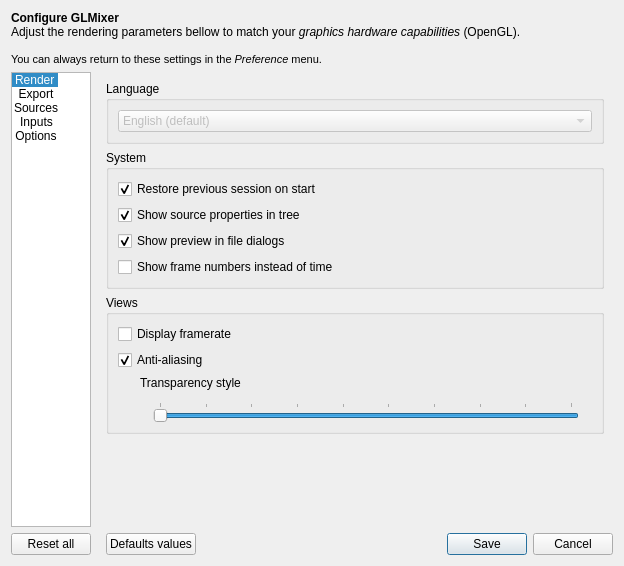
First picture: the form in src/UserPreferencesDialog.ui, repository markus-wa/glmixer-mirror, before the edit.
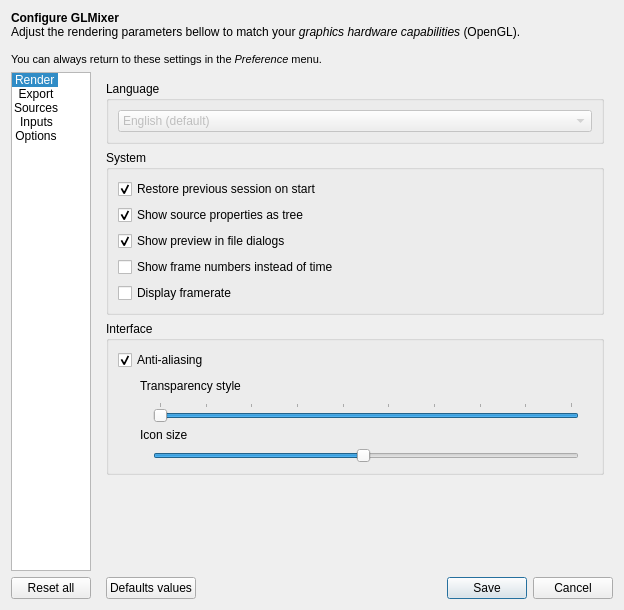
Second picture: the form after the edit. The open tabs and pages were chosen to show the change. Icons and pictures are not drawn. Custom widgets are drawn as their Qt base class.

Commit message: Implementation of scaling and rotation of sources in Mixing view ready for release. Added parameter for size of icons in mixing view and improved icons for tools.

What changed in the file:
```diff
--- a/src/UserPreferencesDialog.ui
+++ b/src/UserPreferencesDialog.ui
@@ -7,7 +7,7 @@
     <x>0</x>
     <y>0</y>
     <width>624</width>
-    <height>566</height>
+    <height>610</height>
    </rect>
   </property>
   <property name="windowTitle">
@@ -1701,7 +1701,7 @@
                  <string>Display tree of properties of the current source (side panel)</string>
                 </property>
                 <property name="text">
-                 <string>Show source properties in tree</string>
+                 <string>Show source properties as tree</string>
                 </property>
                 <property name="checked">
                  <bool>true</bool>
@@ -1734,15 +1734,6 @@
                 </property>
                </widget>
               </item>
-             </layout>
-            </widget>
-           </item>
-           <item>
-            <widget class="QGroupBox" name="VisualsGroupBox">
-             <property name="title">
-              <string>Views</string>
-             </property>
-             <layout class="QVBoxLayout" name="verticalLayout_3">
               <item>
                <widget class="QCheckBox" name="displayFramerate">
                 <property name="toolTip">
@@ -1753,6 +1744,15 @@
                 </property>
                </widget>
               </item>
+             </layout>
+            </widget>
+           </item>
+           <item>
+            <widget class="QGroupBox" name="VisualsGroupBox">
+             <property name="title">
+              <string>Interface</string>
+             </property>
+             <layout class="QVBoxLayout" name="verticalLayout_3">
               <item>
                <widget class="QCheckBox" name="antiAliasing">
                 <property name="toolTip">
@@ -1771,7 +1771,7 @@
               </item>
               <item>
                <layout class="QGridLayout" name="gridLayout_4">
-                <item row="0" column="0" rowspan="2">
+                <item row="0" column="0">
                  <spacer name="horizontalSpacer_2">
                   <property name="orientation">
                    <enum>Qt::Horizontal</enum>
@@ -1794,7 +1794,7 @@
                   </property>
                  </widget>
                 </item>
-                <item row="1" column="1" rowspan="2">
+                <item row="1" column="1">
                  <widget class="QLabel" name="label_14">
                   <property name="text">
                    <string/>
@@ -1804,20 +1804,7 @@
                   </property>
                  </widget>
                 </item>
-                <item row="1" column="3" rowspan="2">
-                 <widget class="QLabel" name="label_15">
-                  <property name="text">
-                   <string/>
-                  </property>
-                  <property name="pixmap">
-                   <pixmap resource="../images.qrc">:/glmixer/images/stippling_2.png</pixmap>
-                  </property>
-                  <property name="scaledContents">
-                   <bool>false</bool>
-                  </property>
-                 </widget>
-                </item>
-                <item row="2" column="2">
+                <item row="1" column="2">
                  <widget class="QSlider" name="stipplingSlider">
                   <property name="minimum">
                    <number>1</number>
@@ -1854,6 +1841,65 @@
                   </property>
                  </widget>
                 </item>
+                <item row="1" column="3">
+                 <widget class="QLabel" name="label_15">
+                  <property name="text">
+                   <string/>
+                  </property>
+                  <property name="pixmap">
+                   <pixmap resource="../images.qrc">:/glmixer/images/stippling_2.png</pixmap>
+                  </property>
+                  <property name="scaledContents">
+                   <bool>false</bool>
+                  </property>
+                 </widget>
+                </item>
+                <item row="2" column="1" colspan="2">
+                 <widget class="QLabel" name="label_23">
+                  <property name="text">
+                   <string>Icon size</string>
+                  </property>
+                 </widget>
+                </item>
+                <item row="3" column="1">
+                 <widget class="QLabel" name="label_21">
+                  <property name="text">
+                   <string/>
+                  </property>
+                  <property name="pixmap">
+                   <pixmap resource="../images.qrc">:/glmixer/images/iconsmall.png</pixmap>
+                  </property>
+                 </widget>
+                </item>
+                <item row="3" column="2">
+                 <widget class="QSlider" name="iconSizeSlider">
+                  <property name="minimum">
+                   <number>1</number>
+                  </property>
+                  <property name="maximum">
+                   <number>100</number>
+                  </property>
+                  <property name="value">
+                   <number>50</number>
+                  </property>
+                  <property name="tracking">
+                   <bool>false</bool>
+                  </property>
+                  <property name="orientation">
+                   <enum>Qt::Horizontal</enum>
+                  </property>
+                 </widget>
+                </item>
+                <item row="3" column="3">
+                 <widget class="QLabel" name="label_22">
+                  <property name="text">
+                   <string/>
+                  </property>
+                  <property name="pixmap">
+                   <pixmap resource="../images.qrc">:/glmixer/images/iconlarge.png</pixmap>
+                  </property>
+                 </widget>
+                </item>
                </layout>
               </item>
              </layout>
```
The commit also changes 17 other files.
